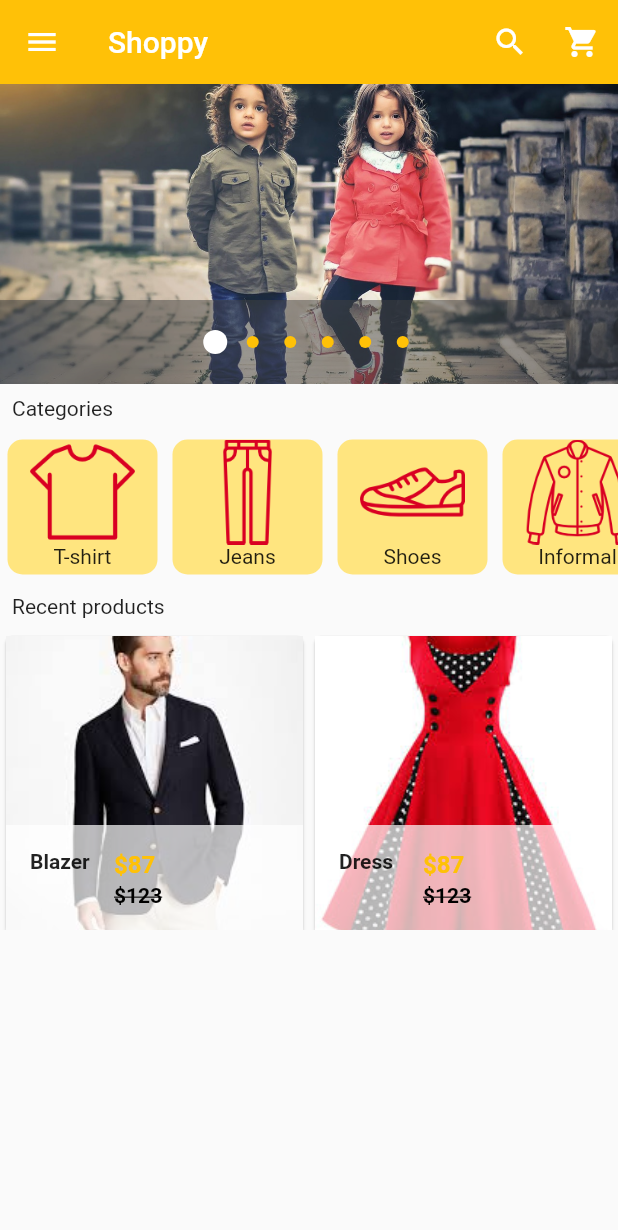
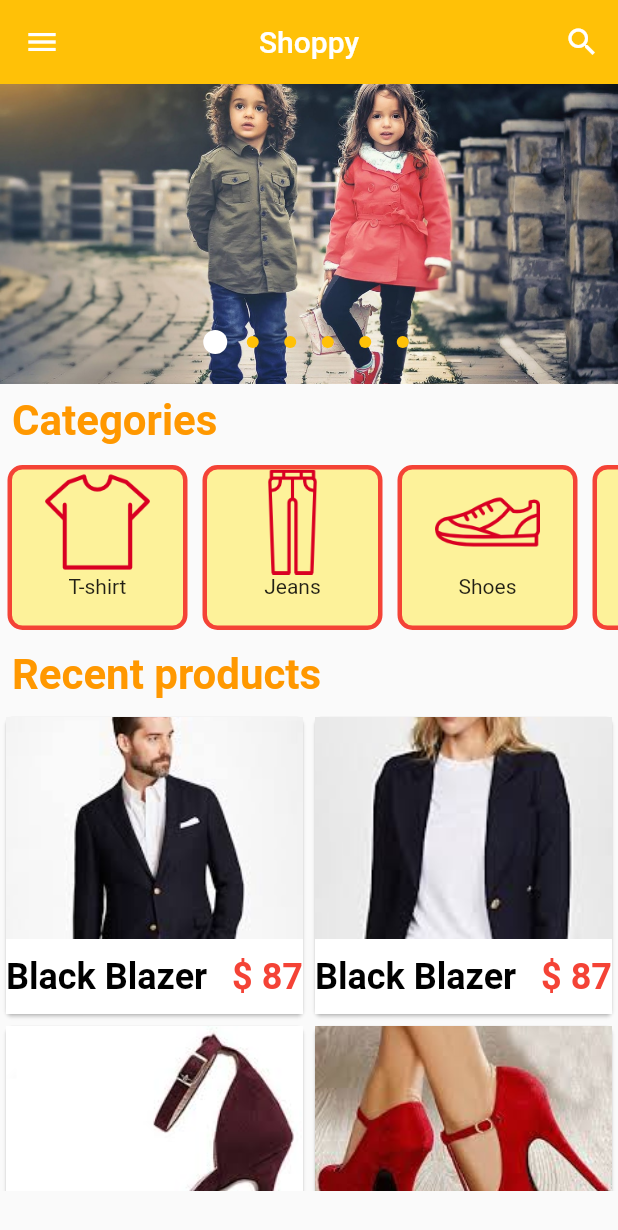
Before and after one commit to brakenseddik/shop_ecommerce, a Flutter app: the screen it shows after launch, on a phone screen of 412 x 824 dp. Shown: the top 1230 px of the screen. Run offline on Flutter 3.47's test engine with Material 2 defaults, Android fonts, the phone set to English and light mode, and no system bars; drawn by our look-alikes of carousel_pro.

Commit message:
Products details

```diff
--- a/lib/components/horizontal_listview.dart
+++ b/lib/components/horizontal_listview.dart
@@ -5,7 +5,7 @@ class horizontalListView extends StatelessWidget {
   @override
   Widget build(BuildContext context) {
     return Container(
-      height: 100.0,
+      height: 120.0,
       child: ListView(
         scrollDirection: Axis.horizontal,
         children: <Widget>[
@@ -50,10 +50,14 @@ class Category extends StatelessWidget {
       child: InkWell(
         onTap: () {},
         child: Container(
-          height: 100,
-          width: 100,
+          height: 120,
+          width: 120,
           decoration: BoxDecoration(
-              color: Colors.amberAccent.shade100,
+              border: Border.all(
+                color: Colors.red, //                   <--- border color
+                width: 3.0,
+              ),
+              color: Colors.yellow.withOpacity(0.5),
               borderRadius: BorderRadius.all(Radius.circular(10))),
           //width: 100.0,
           child: Column(
--- a/lib/components/products.dart
+++ b/lib/components/products.dart
@@ -1,20 +1,39 @@
 import 'package:flutter/cupertino.dart';
 import 'package:flutter/material.dart';
+import 'package:shoppy/pages/product_details.dart';
 
 class Products extends StatelessWidget {
   var products_list = [
     {
-      'name': 'Blazer',
+      'name': 'Black Blazer',
       'picture': 'images/products/blazer1.jpeg',
+      'old_price': 145,
+      'price': 87
+    },
+    {
+      'name': 'Black Blazer',
+      'picture': 'images/products/blazer2.jpeg',
       'old_price': 123,
       'price': 87
     },
     {
-      'name': 'Dress',
-      'picture': 'images/products/dress1.jpeg',
+      'name': 'Hills boi',
+      'picture': 'images/products/hills1.jpeg',
       'old_price': 123,
       'price': 87
-    }
+    },
+    {
+      'name': 'Hills boi',
+      'picture': 'images/products/hills2.jpeg',
+      'old_price': 123,
+      'price': 87
+    },
+    {
+      'name': 'red skirt',
+      'picture': 'images/products/skt1.jpeg',
+      'old_price': 98,
+      'price': 44
+    },
   ];
 
   @override
@@ -48,33 +67,38 @@ class SingleProduct extends StatelessWidget {
   Widget build(BuildContext context) {
     return Container(
       child: Card(
-        child: Hero(
-          tag: 'prod',
         child: Material(
           child: InkWell(
-              onTap: () {},
+            onTap: () => Navigator.of(context).push(MaterialPageRoute(
+                builder: (context) => ProductDetails(
+                      //Passing the values from products list to product detail page
+                      product_detail_name: prod_name,
+                      product_detail_picture: prod_picture,
+                      product_detail_oldprice: prod_oldprice,
+                      product_detail_price: prod_price,
+                    ))),
             child: GridTile(
               footer: Container(
-                  color: Colors.white70,
-                  child: ListTile(
-                    leading: Text(
+                color: Colors.white,
+                height: 50,
+                child: Row(
+                  children: <Widget>[
+                    Expanded(
+                        child: Text(
                       prod_name,
                       style: TextStyle(
-                        fontWeight: FontWeight.w700,
-                      ),
-                    ),
-                    title: Text(
-                      '\$$prod_price',
+                          color: Colors.black,
+                          fontWeight: FontWeight.bold,
+                          fontSize: 24),
+                    )),
+                    Text(
+                      '\$ ${prod_price}',
                       style: TextStyle(
-                          color: Colors.amber, fontWeight: FontWeight.w700),
-                    ),
-                    subtitle: Text(
-                      '\$$prod_oldprice',
-                      style: TextStyle(
-                          decoration: TextDecoration.lineThrough,
-                          color: Colors.black,
-                          fontWeight: FontWeight.w700),
-                    ),
+                          color: Colors.red,
+                          fontWeight: FontWeight.bold,
+                          fontSize: 24),
+                    )
+                  ],
                 ),
               ),
               child: Image.asset(
@@ -85,7 +109,6 @@ class SingleProduct extends StatelessWidget {
           ),
         ),
       ),
-      ),
     );
   }
 }
--- a/lib/main.dart
+++ b/lib/main.dart
@@ -26,7 +26,7 @@ class _HomePageState extends State<HomePage> {
         animationCurve: Curves.fastOutSlowIn,
         animationDuration: Duration(milliseconds: 1000),
         dotColor: Colors.amber,
-        autoplay: false,
+        dotBgColor: Colors.transparent,
         images: [
           AssetImage('images/c1.jpg'),
           AssetImage('images/m1.jpeg'),
@@ -41,7 +41,13 @@ class _HomePageState extends State<HomePage> {
       appBar: AppBar(
         elevation: 0.0,
         backgroundColor: Colors.amber,
-        title: Text('Shoppy'),
+        centerTitle: true,
+        title: InkWell(
+            onTap: () {
+              Navigator.push(
+                  context, MaterialPageRoute(builder: (context) => HomePage()));
+            },
+            child: Text('Shoppy')),
         actions: <Widget>[
           IconButton(
               icon: Icon(
@@ -49,12 +55,6 @@ class _HomePageState extends State<HomePage> {
                 color: Colors.white,
               ),
               onPressed: null),
-          IconButton(
-              icon: Icon(
-                Icons.shopping_cart,
-                color: Colors.white,
-              ),
-              onPressed: null)
         ],
       ),
       drawer: Drawer(
@@ -99,9 +99,9 @@ class _HomePageState extends State<HomePage> {
                     ))),
             InkWell(
                 child: ListTile(
-                    title: Text('Categories'),
+                    title: Text('Shopping Cart'),
                     leading: Icon(
-                      Icons.dashboard,
+                      Icons.shopping_cart,
                       color: Colors.amber,
                     ))),
             InkWell(
@@ -114,7 +114,11 @@ class _HomePageState extends State<HomePage> {
             Divider(),
             InkWell(
                 child: ListTile(
-                    title: Text('Settings'), leading: Icon(Icons.settings))),
+                    title: Text('Settings'),
+                    leading: Icon(
+                      Icons.settings,
+                      color: Colors.lightBlue,
+                    ))),
             InkWell(
                 child: ListTile(
                     title: Text('About'),
@@ -130,17 +134,29 @@ class _HomePageState extends State<HomePage> {
           carousel,
           Padding(
             padding: EdgeInsets.all(8.0),
-            child: Text('Categories'),
+            child: Text(
+              'Categories',
+              style: TextStyle(
+                  fontWeight: FontWeight.w700,
+                  fontSize: 28,
+                  color: Colors.orange),
+            ),
           ),
           //horizontal  LISTVIEW
           horizontalListView(),
           Padding(
             padding: EdgeInsets.all(8.0),
-            child: Text('Recent products'),
+            child: Text(
+              'Recent products',
+              style: TextStyle(
+                  fontWeight: FontWeight.w700,
+                  fontSize: 28,
+                  color: Colors.orange),
+            ),
           ),
           // GRIDVIEW
           Container(
-            height: 200,
+            height: 320,
             child: Products(),
           )
         ],
--- /dev/null
+++ b/lib/pages/cart.dart
@@ -0,0 +1 @@
+import 'package:flutter/material.dart';
```
Also changed, not shown: lib/pages/product_details.dart (added, +404 -0 lines). Lines whose indentation alone changed are shown as unchanged.
